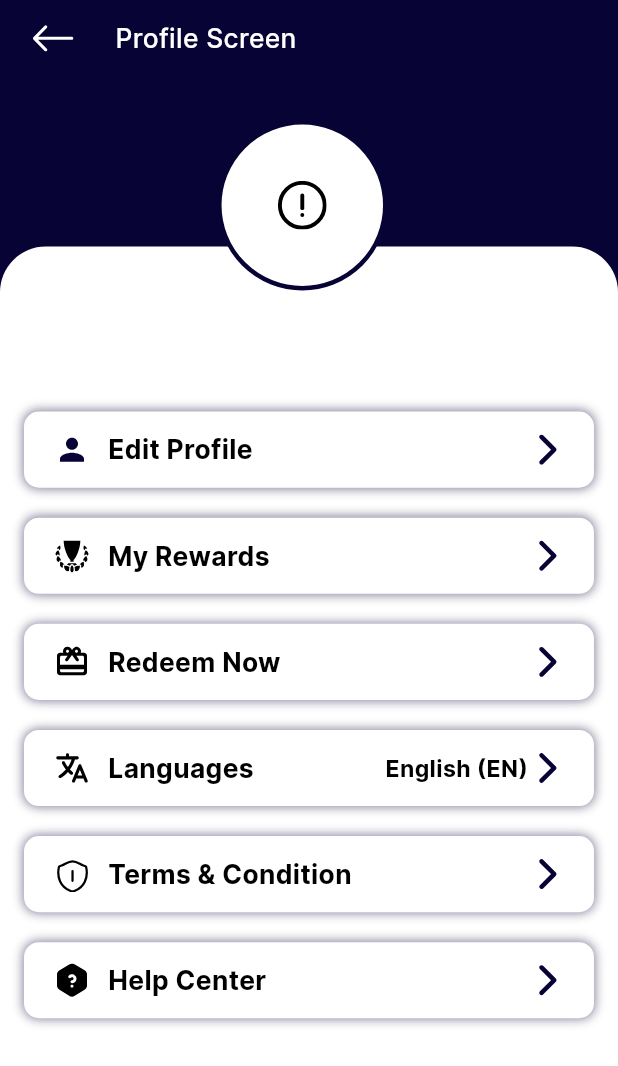
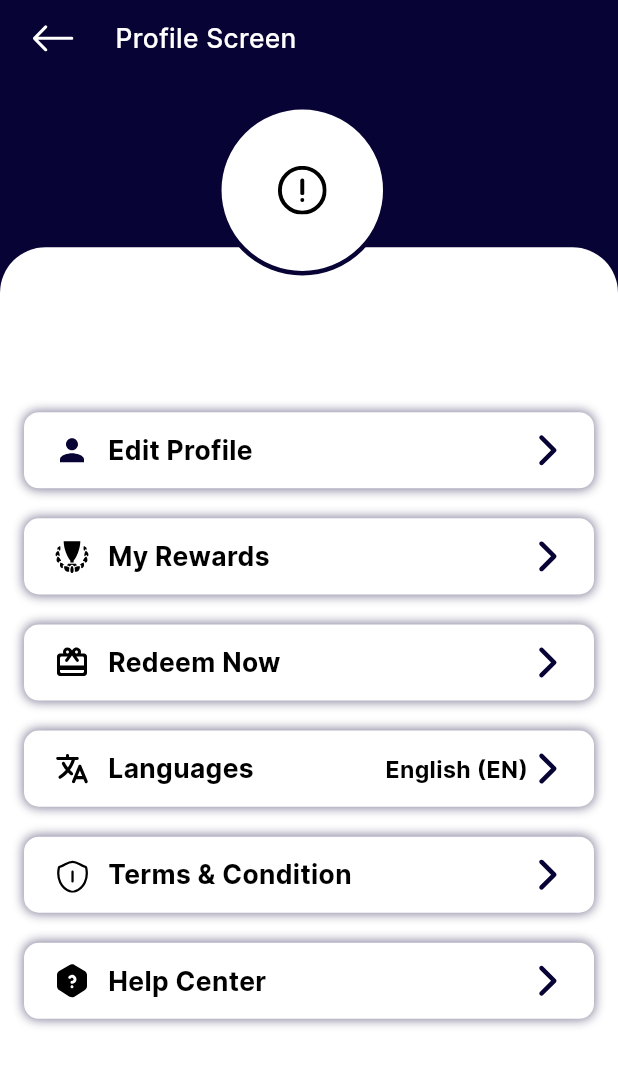
Before and after one commit to BhanderiNikunj/ukn, a Flutter app: the ProfileScreen widget shown alone on an empty page, opened directly, on a phone screen of 412 x 824 dp. Shown: the top 1066 px of the screen. Run offline on Flutter 3.47's test engine with Material 3 defaults, Android fonts, the phone set to English and light mode, and no system bars; our stand-ins replace cached_network_image, calendar_date_picker2, carousel_slider, cloud_firestore, file_picker, firebase_core and 11 more; accounts and stored records are empty; network calls fail; statements that could not run were skipped; key blocks and very long unbroken strings in the code were emptied for the run.

Commit message:
update positioned

```diff
--- a/lib/screens/profile/view/profile_screen.dart
+++ b/lib/screens/profile/view/profile_screen.dart
@@ -13,7 +13,7 @@ class _ProfileScreenState extends State<ProfileScreen> {
     return Stack(
       children: [
         CommonWidget.commonScreenUI(
-          height: 650.h,
+          height: ScreenUtil().screenHeight * 0.8,
           title: Strings.profile_screen,
           child: Padding(
             padding: const EdgeInsets.fromLTRB(16, 110, 16, 20),
@@ -69,7 +69,7 @@ class _ProfileScreenState extends State<ProfileScreen> {
         ),
         Positioned(
           left: 140,
-          top: 80,
+          top: 70,
           child: Container(
             height: 112.h,
             width: 112.w,
```
